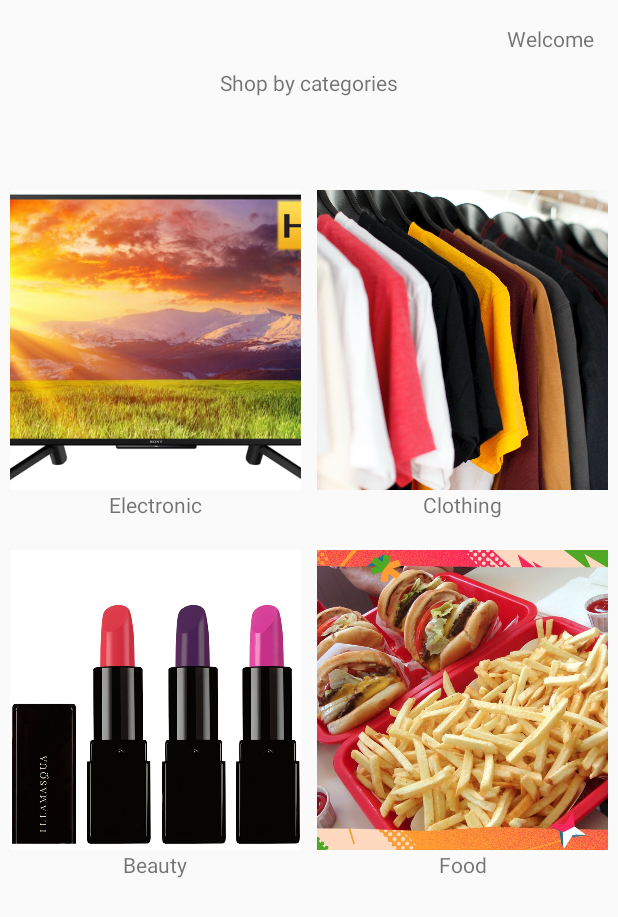
After one commit to sonnguyen0310/437_hw1, an Android app: the ShoppingCategory screen opened directly, with no data from a screen before it, on a phone screen of 412 x 824 dp. The commit adds this screen. Shown: the top 917 px of the screen. Run offline under Robolectric (Android 15) with nearby library versions, the phone set to English and light mode, and no system bars.

Commit message:
submit hw

```diff
--- a/hw3/prob2/app/build.gradle
+++ b/hw3/prob2/app/build.gradle
@@ -24,7 +24,7 @@ android {
 
 dependencies {
     implementation fileTree(dir: 'libs', include: ['*.jar'])
-    implementation"org.jetbrains.kotlin:kotlin-stdlib-jdk7:$kotlin_version"
+    implementation "org.jetbrains.kotlin:kotlin-stdlib-jdk7:$kotlin_version"
     implementation 'androidx.appcompat:appcompat:1.0.2'
     implementation 'androidx.core:core-ktx:1.0.2'
     implementation 'androidx.constraintlayout:constraintlayout:1.1.3'
--- a/hw3/prob2/app/src/main/AndroidManifest.xml
+++ b/hw3/prob2/app/src/main/AndroidManifest.xml
@@ -8,7 +8,9 @@
         android:label="@string/app_name"
         android:roundIcon="@mipmap/ic_launcher_round"
         android:supportsRtl="true"
-        android:theme="@style/AppTheme">
+        android:theme="@style/Theme.AppCompat.Light.NoActionBar">
+        <activity android:name=".RegisterActivity"></activity>
+        <activity android:name=".ShoppingCategory" />
         <activity android:name=".MainActivity">
             <intent-filter>
                 <action android:name="android.intent.action.MAIN" />
--- /dev/null
+++ b/hw3/prob2/app/src/main/java/com/sng/hw3_prob2/ShoppingCategory.kt
@@ -0,0 +1,33 @@
+package com.sng.hw3_prob2
+
+import androidx.appcompat.app.AppCompatActivity
+import android.os.Bundle
+import android.widget.Toast
+import com.sng.hw3_prob2.model.User
+import kotlinx.android.synthetic.main.activity_shopping_category.*
+
+class ShoppingCategory : AppCompatActivity() {
+
+    override fun onCreate(savedInstanceState: Bundle?) {
+        super.onCreate(savedInstanceState)
+        setContentView(R.layout.activity_shopping_category)
+        lnBeauty.setOnClickListener {
+            Toast.makeText(this, "You have chosen beauty", Toast.LENGTH_LONG).show()
+        }
+        lnClothing.setOnClickListener {
+            Toast.makeText(this, "You have chosen Clothing", Toast.LENGTH_LONG).show()
+        }
+        lnElect.setOnClickListener {
+            Toast.makeText(this, "You have chosen Elect", Toast.LENGTH_LONG).show()
+        }
+        lnFood.setOnClickListener {
+            Toast.makeText(this, "You have chosen Food", Toast.LENGTH_LONG).show()
+        }
+        val data = intent?.let {
+            if (it.hasExtra("USER")) {
+                val user = it.getSerializableExtra("USER") as User
+                tvUsername.text = "${getString(R.string.welcome)} ${user.first}"
+            }
+        }
+    }
+}
--- /dev/null
+++ b/hw3/prob2/app/src/main/res/layout/activity_shopping_category.xml
@@ -0,0 +1,137 @@
+<?xml version="1.0" encoding="utf-8"?>
+<androidx.constraintlayout.widget.ConstraintLayout xmlns:android="http://schemas.android.com/apk/res/android"
+    xmlns:app="http://schemas.android.com/apk/res-auto"
+    xmlns:tools="http://schemas.android.com/tools"
+    android:layout_width="match_parent"
+    android:layout_height="match_parent"
+    tools:context=".ShoppingCategory">
+
+    <TextView
+        android:id="@+id/tvUsername"
+        android:layout_width="wrap_content"
+        android:layout_height="wrap_content"
+        android:layout_marginTop="16dp"
+        android:layout_marginEnd="16dp"
+        android:layout_marginRight="16dp"
+        android:text="@string/welcome"
+        app:layout_constraintEnd_toEndOf="parent"
+        app:layout_constraintTop_toTopOf="parent" />
+
+    <TextView
+        android:id="@+id/textView7"
+        android:layout_width="wrap_content"
+        android:layout_height="wrap_content"
+        android:layout_marginTop="10dp"
+        android:text="@string/lb_shop_cate"
+        app:layout_constraintEnd_toEndOf="parent"
+        app:layout_constraintHorizontal_bias="0.5"
+        app:layout_constraintStart_toStartOf="parent"
+        app:layout_constraintTop_toBottomOf="@+id/tvUsername" />
+
+    <TableLayout
+        android:layout_width="409dp"
+        android:layout_height="666dp"
+        android:layout_marginStart="16dp"
+        android:layout_marginLeft="16dp"
+        android:layout_marginEnd="16dp"
+        android:layout_marginRight="16dp"
+        app:layout_constraintBottom_toBottomOf="parent"
+        app:layout_constraintEnd_toEndOf="parent"
+        app:layout_constraintStart_toStartOf="parent"
+        app:layout_constraintTop_toBottomOf="@+id/textView7">
+
+        <TableRow
+            android:layout_width="match_parent"
+            android:layout_height="match_parent"
+            android:layout_marginTop="10dp">
+
+            <LinearLayout
+                android:id="@+id/lnElect"
+                android:layout_width="0dp"
+                android:layout_weight="1"
+                android:orientation="vertical"
+                android:padding="5dp">
+
+                <ImageView
+                    android:layout_width="match_parent"
+                    android:layout_height="200dp"
+                    android:scaleType="centerCrop"
+                    android:src="@drawable/img_elec" />
+
+                <TextView
+                    android:layout_width="match_parent"
+                    android:layout_height="wrap_content"
+                    android:gravity="center"
+                    android:text="@string/lb_elect" />
+            </LinearLayout>
+
+            <LinearLayout
+                android:id="@+id/lnClothing"
+                android:layout_width="0dp"
+                android:layout_weight="1"
+                android:orientation="vertical"
+                android:padding="5dp">
+
+                <ImageView
+                    android:layout_width="match_parent"
+                    android:layout_height="200dp"
+                    android:scaleType="centerCrop"
+                    android:src="@drawable/img_clothes" />
+
+                <TextView
+                    android:layout_width="match_parent"
+                    android:layout_height="wrap_content"
+                    android:layout_gravity="center"
+                    android:gravity="center"
+                    android:text="@string/lb_clothes" />
+            </LinearLayout>
+        </TableRow>
+
+        <TableRow
+            android:layout_width="match_parent"
+            android:layout_height="match_parent"
+            android:layout_marginTop="10dp">
+
+            <LinearLayout
+                android:id="@+id/lnBeauty"
+                android:layout_width="0dp"
+                android:layout_weight="1"
+                android:orientation="vertical"
+                android:padding="5dp">
+
+                <ImageView
+                    android:layout_width="match_parent"
+                    android:layout_height="200dp"
+                    android:scaleType="centerCrop"
+                    android:src="@drawable/img_beauty" />
+
+                <TextView
+                    android:layout_width="match_parent"
+                    android:layout_height="wrap_content"
+                    android:gravity="center"
+                    android:text="@string/lb_beauty" />
+            </LinearLayout>
+
+            <LinearLayout
+                android:id="@+id/lnFood"
+                android:layout_width="0dp"
+                android:layout_weight="1"
+                android:orientation="vertical"
+                android:padding="5dp">
+
+                <ImageView
+                    android:layout_width="match_parent"
+                    android:layout_height="200dp"
+                    android:scaleType="centerCrop"
+                    android:src="@drawable/img_food" />
+
+                <TextView
+                    android:layout_width="match_parent"
+                    android:layout_height="wrap_content"
+                    android:layout_gravity="center"
+                    android:gravity="center"
+                    android:text="@string/lb_food" />
+            </LinearLayout>
+        </TableRow>
+    </TableLayout>
+</androidx.constraintlayout.widget.ConstraintLayout>
--- a/hw3/prob2/app/src/main/res/values/strings.xml
+++ b/hw3/prob2/app/src/main/res/values/strings.xml
@@ -6,4 +6,18 @@
     <string name="lb_forget">Forget Password</string>
     <string name="lb_account">Don\'t have an account?</string>
     <string name="sign_up">Sign up</string>
+    <string name="lb_shop_cate">Shop by categories</string>
+    <string name="lb_elect">Electronic</string>
+    <string name="lb_clothes">Clothing</string>
+    <string name="lb_beauty">Beauty</string>
+    <string name="lb_food">Food</string>
+    <string name="lb_create_account">Create your account</string>
+    <string name="lb_required">* required field</string>
+    <string name="lb_first_name">First Name*</string>
+    <string name="hint_firstName">enter your first name</string>
+    <string name="lb_last">Last name*</string>
+    <string name="hint_last">enter your last name</string>
+    <string name="hint_mail">enter your email</string>
+    <string name="hint_pass">enter your password</string>
+    <string name="welcome">Welcome</string>
 </resources>
```
Also changed, not shown: hw3/prob2/app/src/main/java/com/sng/hw3_prob2/MainActivity.kt (+79 -0 lines), hw3/prob2/app/src/main/java/com/sng/hw3_prob2/RegisterActivity.kt (added, +24 -0 lines), hw3/prob2/app/src/main/java/com/sng/hw3_prob2/model/User.kt (added, +8 -0 lines), hw3/prob2/app/src/main/res/drawable/edittext_bg.xml (added, +9 -0 lines), hw3/prob2/app/src/main/res/layout/activity_main.xml (+15 -11 lines), hw3/prob2/app/src/main/res/layout/activity_register.xml (added, +154 -0 lines), hw3/prob2/app/src/main/res/layout/test_layout.xml (added, +10 -0 lines), hw3/prob2/app/src/main/res/drawable/img_beauty.jpg (added), hw3/prob2/app/src/main/res/drawable/img_clothes.jpeg (added), hw3/prob2/app/src/main/res/drawable/img_elec.png (added), hw3/prob2/app/src/main/res/drawable/img_food.jpg (added).
